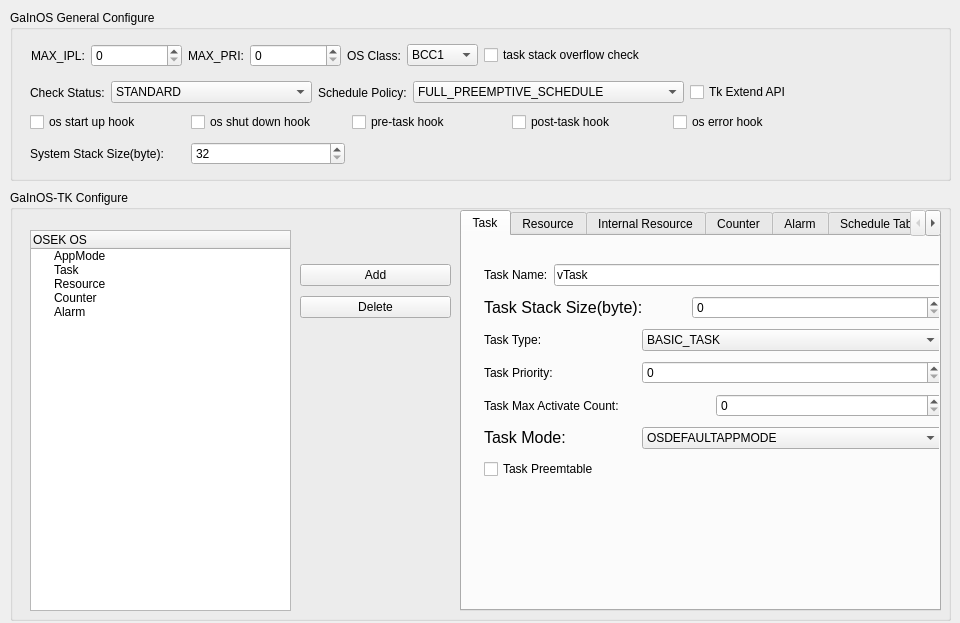
Old version of the form tool/gainos-studio/ui/forms/cd_os.ui in the repository parai/gainos-tk.
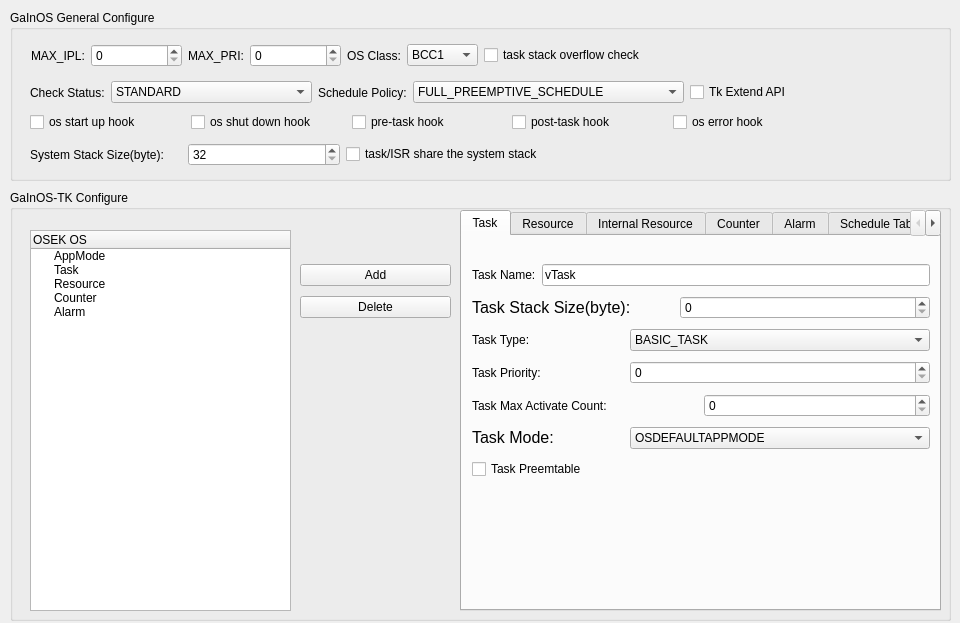
New version of the form.

Commit message:
share system stack
task isr can share system stack when BCC

```diff
--- a/tool/gainos-studio/ui/forms/cd_os.ui
+++ b/tool/gainos-studio/ui/forms/cd_os.ui
@@ -136,7 +136,7 @@
      </item>
     </layout>
    </widget>
-   <widget class="QWidget" name="">
+   <widget class="QWidget" name="layoutWidget">
     <property name="geometry">
      <rect>
       <x>20</x>
@@ -198,7 +198,7 @@
      </item>
     </layout>
    </widget>
-   <widget class="QWidget" name="">
+   <widget class="QWidget" name="layoutWidget">
     <property name="geometry">
      <rect>
       <x>21</x>
@@ -316,15 +316,17 @@
      </item>
     </layout>
    </widget>
-   <widget class="QWidget" name="">
+   <widget class="QWidget" name="layoutWidget">
     <property name="geometry">
      <rect>
       <x>20</x>
       <y>130</y>
-      <width>315</width>
-      <height>27</height>
+      <width>625</width>
+      <height>29</height>
      </rect>
     </property>
+    <layout class="QHBoxLayout" name="horizontalLayout_19">
+     <item>
     <layout class="QHBoxLayout" name="horizontalLayout_18">
      <item>
       <widget class="QLabel" name="label_6">
@@ -356,6 +358,22 @@
       </widget>
      </item>
     </layout>
+     </item>
+     <item>
+      <widget class="QCheckBox" name="cbxShareSystemStack">
+       <property name="toolTip">
+        <string>&lt;!DOCTYPE HTML PUBLIC &quot;-//W3C//DTD HTML 4.0//EN&quot; &quot;http://www.w3.org/TR/REC-html40/strict.dtd&quot;&gt;
+&lt;html&gt;&lt;head&gt;&lt;meta name=&quot;qrichtext&quot; content=&quot;1&quot; /&gt;&lt;style type=&quot;text/css&quot;&gt;
+p, li { white-space: pre-wrap; }
+&lt;/style&gt;&lt;/head&gt;&lt;body style=&quot; font-family:'Consolas'; font-size:12pt; font-weight:400; font-style:normal;&quot;&gt;
+&lt;p style=&quot; margin-top:0px; margin-bottom:0px; margin-left:0px; margin-right:0px; -qt-block-indent:0; text-indent:0px;&quot;&gt;only supported when os class is BCC.&lt;/p&gt;&lt;/body&gt;&lt;/html&gt;</string>
+       </property>
+       <property name="text">
+        <string>task/ISR share the system stack</string>
+       </property>
+      </widget>
+     </item>
+    </layout>
    </widget>
   </widget>
   <widget class="QGroupBox" name="groupBox_2">
@@ -395,7 +413,7 @@
      <widget class="QWidget" name="layoutWidget">
       <property name="geometry">
        <rect>
-        <x>22</x>
+        <x>10</x>
         <y>24</y>
         <width>458</width>
         <height>223</height>
```
Left out of the diff: 6 changed lines with no effect on the pictures. Lines whose indentation alone changed are shown as unchanged. The commit also changes 40 other files.
